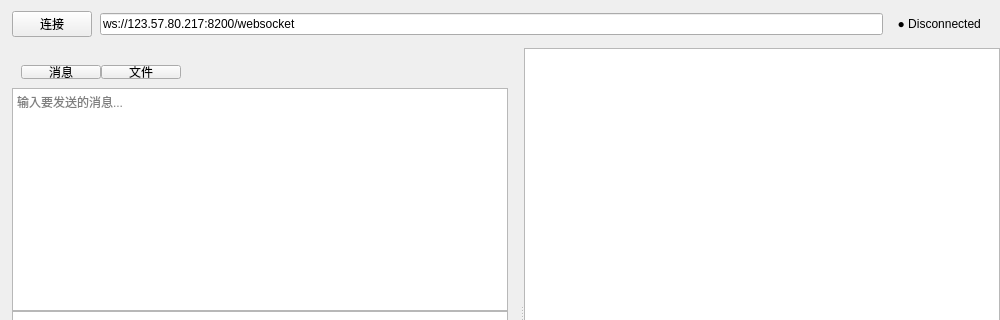
Before: the Qt Designer form Sources/Froms/WebSocketPage.ui in FixLater/image-text, drawn with Qt 5; both pictures show x 0 to 1000 and y 0 to 320 of the 1000 by 580 pixel window.
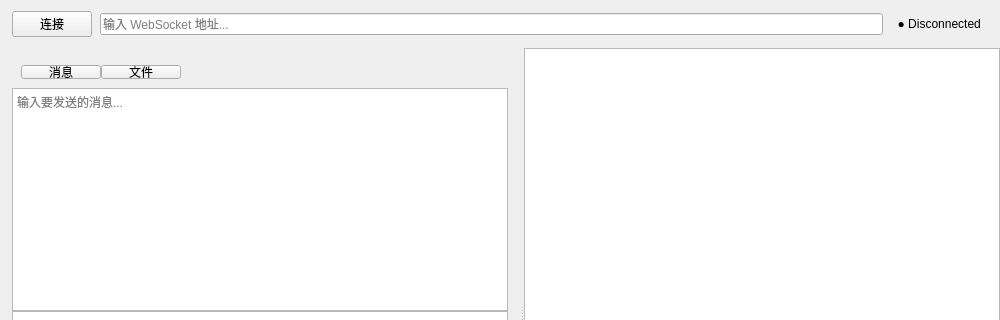
After: the same form once the commit is applied.

```diff
--- a/Sources/Froms/WebSocketPage.ui
+++ b/Sources/Froms/WebSocketPage.ui
@@ -31,7 +31,7 @@
       </item>
       <item>
        <widget class="QLineEdit" name="location">
-        <property name="text"><string>ws://123.57.80.217:8200/websocket</string></property>
+        <property name="text"><string></string></property>
         <property name="placeholderText"><string>输入 WebSocket 地址...</string></property>
        </widget>
       </item>
```
